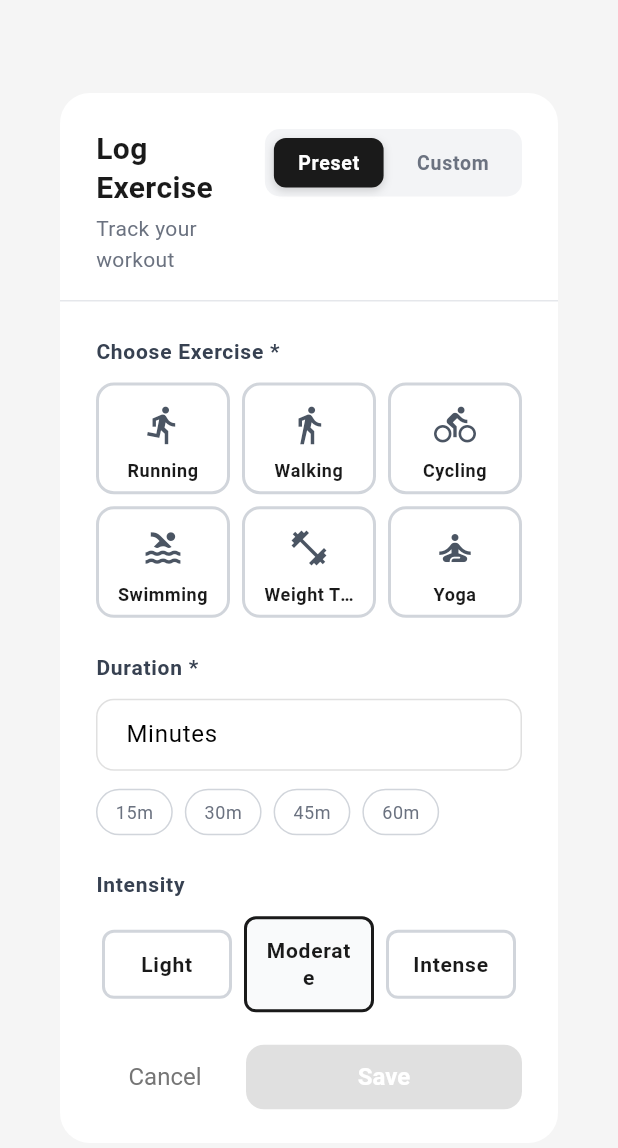
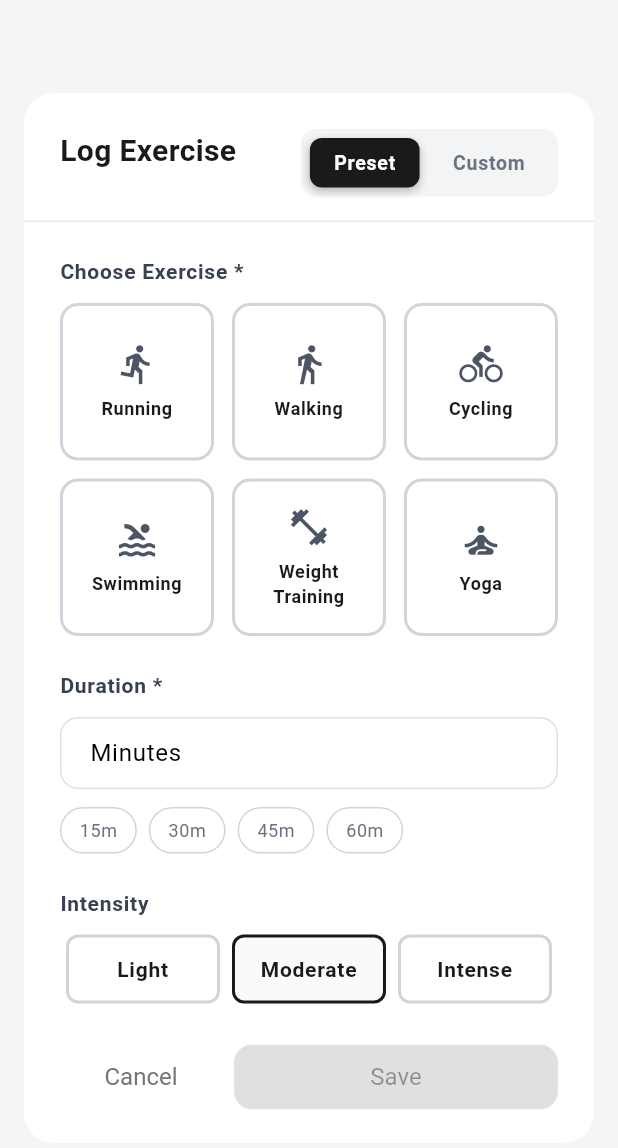
Before and after one commit to siho1117/food_cal, a Flutter app: the ExerciseEntryDialog widget shown alone on an empty page, opened directly with empty values, on a phone screen of 412 x 824 dp. Shown: the top 1148 px of the screen. Run offline on Flutter 3.47's test engine with Material 3 defaults, Android fonts, the phone set to English and light mode, and no system bars; our stand-ins replace camera, flutter_dotenv, flutter_image_compress, image_gallery_saver, image_picker, shared_preferences; accounts and stored records are empty.

Commit message:
Your commit message here

```diff
--- a/lib/widgets/progress/exercise_dialog_controller.dart
+++ b/lib/widgets/progress/exercise_dialog_controller.dart
@@ -1,156 +1,174 @@
-// lib/widgets/exercise/exercise_dialog_controller.dart
+// lib/widgets/progress/exercise_dialog_controller.dart
 import 'package:flutter/material.dart';
 import '../../providers/exercise_provider.dart';
 import '../../data/models/exercise_entry.dart';
+import '../../utils/calorie_estimator.dart';
 
+/// Controller for exercise entry dialog
+///
+/// Manages state, validation, and calorie estimation for logging exercises.
+/// Uses MET-based calculation for accurate calorie estimates.
 class ExerciseDialogController extends ChangeNotifier {
   final ExerciseProvider exerciseProvider;
   final ExerciseEntry? existingExercise;
-  final String? preselectedExercise;
 
-  // Controllers
+  // Input controllers
   final TextEditingController durationController = TextEditingController();
-  final TextEditingController notesController = TextEditingController();
 
-  // State variables
+  // State
   String? selectedExercise;
   String selectedIntensity = 'Moderate';
   int estimatedCalories = 0;
   bool isLoading = false;
 
-  // Simple exercise list
-  static const List<Map<String, String>> exercises = [
-    {'name': 'Running', 'icon': '🏃‍♂️'},
-    {'name': 'Walking', 'icon': '🚶'},
-    {'name': 'Cycling', 'icon': '🚴'},
-    {'name': 'Swimming', 'icon': '🏊'},
-    {'name': 'Weight Training', 'icon': '🏋️'},
-    {'name': 'Yoga', 'icon': '🧘'},
+  // Constants
+  static const List<String> exercises = [
+    'Running',
+    'Walking',
+    'Cycling',
+    'Swimming',
+    'Weight Training',
+    'Yoga',
   ];
 
-  static const List<String> intensityLevels = ['Light', 'Moderate', 'Intense'];
+  static const List<String> intensityLevels = [
+    'Light',
+    'Moderate',
+    'Intense',
+  ];
+
   static const List<int> durationPresets = [15, 30, 45, 60];
 
   ExerciseDialogController({
     required this.exerciseProvider,
     this.existingExercise,
-    this.preselectedExercise,
+    String? preselectedExercise,
   }) {
-    _initializeFields();
+    _initialize(preselectedExercise);
   }
 
   @override
   void dispose() {
     durationController.dispose();
-    notesController.dispose();
     super.dispose();
   }
 
-  void _initializeFields() {
+  /// Initialize fields from existing exercise or preselection
+  void _initialize(String? preselectedExercise) {
     if (existingExercise != null) {
-      final exercise = existingExercise!;
-      selectedExercise = exercise.name;
-      selectedIntensity = exercise.intensity;
-      durationController.text = exercise.duration.toString();
-      notesController.text = exercise.notes ?? '';
-      estimatedCalories = exercise.caloriesBurned;
+      selectedExercise = existingExercise!.name;
+      selectedIntensity = existingExercise!.intensity;
+      durationController.text = existingExercise!.duration.toString();
+      estimatedCalories = existingExercise!.caloriesBurned;
     } else if (preselectedExercise != null) {
       selectedExercise = preselectedExercise;
-      _calculateCalories();
+      _recalculate();
     }
   }
 
-  // Simple calorie calculation
-  void _calculateCalories() {
+  /// Recalculate calories using MET-based formula
+  void _recalculate() {
     final duration = int.tryParse(durationController.text) ?? 0;
+
     if (duration <= 0 || selectedExercise == null) {
       estimatedCalories = 0;
       notifyListeners();
       return;
     }
 
-    int baseCalories = 5; // Base calories per minute
-    if (selectedIntensity == 'Light') baseCalories = 4;
-    if (selectedIntensity == 'Moderate') baseCalories = 6;
-    if (selectedIntensity == 'Intense') baseCalories = 8;
+    estimatedCalories = CalorieEstimator.estimate(
+      exerciseName: selectedExercise!,
+      intensity: selectedIntensity,
+      minutes: duration,
+      userWeightKg: exerciseProvider.currentWeight,
+    );
 
-    estimatedCalories = baseCalories * duration;
     notifyListeners();
   }
 
-  // Event handlers
+  /// Update selected exercise
   void selectExercise(String exercise) {
     selectedExercise = exercise;
-    notifyListeners();
-    _calculateCalories();
+    _recalculate();
   }
 
+  /// Update intensity level
   void selectIntensity(String intensity) {
     selectedIntensity = intensity;
-    notifyListeners();
-    _calculateCalories();
+    _recalculate();
   }
 
+  /// Update duration from preset
   void selectDurationPreset(int minutes) {
     durationController.text = minutes.toString();
-    _calculateCalories();
+    _recalculate();
   }
 
+  /// Update duration from text input
   void onDurationChanged(String value) {
-    _calculateCalories();
+    _recalculate();
   }
 
-  // Validation
+  /// Validate duration input
   String? validateDuration(String? value) {
-    if (value == null || value.isEmpty) return 'Duration is required';
+    if (value == null || value.isEmpty) {
+      return 'Duration is required';
+    }
+
     final duration = int.tryParse(value);
-    if (duration == null || duration <= 0) return 'Duration must be positive';
-    if (duration > 1440) return 'Duration cannot exceed 24 hours';
+    if (duration == null || duration <= 0) {
+      return 'Duration must be positive';
+    }
+
+    if (duration > 1440) {
+      return 'Duration cannot exceed 24 hours';
+    }
+
     return null;
   }
 
-  bool get canSave {
-    return selectedExercise != null &&
+  /// Check if form can be saved
+  bool get canSave =>
+      selectedExercise != null &&
       selectedExercise!.isNotEmpty &&
       durationController.text.isNotEmpty;
-  }
 
-  // Save exercise
+  /// Save exercise to provider
   Future<String> saveExercise() async {
     if (!canSave) {
       return 'Please fill in all required fields';
     }
 
-    if (validateDuration(durationController.text) != null) {
-      return validateDuration(durationController.text)!;
-    }
+    final error = validateDuration(durationController.text);
+    if (error != null) return error;
 
     isLoading = true;
     notifyListeners();
 
     try {
       final duration = int.parse(durationController.text);
-      final notes = notesController.text.trim();
 
       if (existingExercise != null) {
-        final updatedExercise = existingExercise!.copyWith(
+        // Update existing
+        await exerciseProvider.updateExercise(
+          existingExercise!.copyWith(
             name: selectedExercise!,
             duration: duration,
             caloriesBurned: estimatedCalories,
             intensity: selectedIntensity,
-          notes: notes.isEmpty ? null : notes,
+          ),
         );
-        await exerciseProvider.updateExercise(updatedExercise);
       } else {
-        final newExercise = ExerciseEntry.create(
+        // Create new
+        await exerciseProvider.logExercise(
+          ExerciseEntry.create(
             name: selectedExercise!,
-          type: 'Cardio', // Simple default type
+            type: _inferType(selectedExercise!),
             duration: duration,
             caloriesBurned: estimatedCalories,
             intensity: selectedIntensity,
-          notes: notes.isEmpty ? null : notes,
+          ),
         );
-        await exerciseProvider.logExercise(newExercise);
       }
 
       isLoading = false;
@@ -163,12 +181,26 @@ class ExerciseDialogController extends ChangeNotifier {
     }
   }
 
-  // Getters
-  List<Map<String, String>> getExercises() => exercises;
+  /// Infer exercise type from name
+  String _inferType(String name) {
+    final lower = name.toLowerCase();
+    if (lower.contains('run') ||
+        lower.contains('walk') ||
+        lower.contains('cycl') ||
+        lower.contains('swim')) return 'Cardio';
+    if (lower.contains('weight') || lower.contains('strength')) return 'Strength';
+    if (lower.contains('yoga') || lower.contains('stretch')) return 'Flexibility';
+    return 'Other';
+  }
+
+  // Selection state checkers
+  bool isExerciseSelected(String exercise) => selectedExercise == exercise;
+  bool isIntensitySelected(String intensity) => selectedIntensity == intensity;
+  bool isDurationPresetSelected(int preset) =>
+      durationController.text == preset.toString();
+
+  // Getters for constants
+  List<String> getExercises() => exercises;
   List<String> getIntensityLevels() => intensityLevels;
   List<int> getDurationPresets() => durationPresets;
-
-  bool isExerciseSelected(String exercise) => selectedExercise == exercise;
-  bool isIntensitySelected(String intensity) => selectedIntensity == intensity;
-  bool isDurationPresetSelected(int preset) => durationController.text == preset.toString();
 }
--- a/lib/widgets/progress/exercise_entry_dialog.dart
+++ b/lib/widgets/progress/exercise_entry_dialog.dart
@@ -42,7 +42,6 @@ class _ExerciseEntryDialogState extends State<ExerciseEntryDialog> {
     );
     _controller.addListener(() => setState(() {}));
 
-    // Initialize manual calories if editing
     if (widget.existingExercise != null) {
       _manualCaloriesController.text = widget.existingExercise!.caloriesBurned.toString();
     }
@@ -67,7 +66,6 @@ class _ExerciseEntryDialogState extends State<ExerciseEntryDialog> {
 
   Future<void> _handleSave() async {
     if (_formKey.currentState?.validate() ?? false) {
-      // Override calories if manual mode is active
       if (_isManualCalories && _manualCaloriesController.text.isNotEmpty) {
         final manualCal = int.tryParse(_manualCaloriesController.text);
         if (manualCal != null && manualCal > 0) {
@@ -93,9 +91,12 @@ class _ExerciseEntryDialogState extends State<ExerciseEntryDialog> {
     return Dialog(
       shape: AppDialogTheme.shape,
       backgroundColor: AppDialogTheme.backgroundColor,
-      insetPadding: const EdgeInsets.symmetric(horizontal: 40, vertical: 24),
-      child: Container(
-        constraints: const BoxConstraints(maxWidth: 420, maxHeight: 700),
+      insetPadding: const EdgeInsets.symmetric(horizontal: 16, vertical: 24),
+      child: ConstrainedBox(
+        constraints: const BoxConstraints(
+          maxWidth: 700,
+          maxHeight: 700,
+        ),
         child: Column(
           mainAxisSize: MainAxisSize.min,
           children: [
@@ -123,36 +124,17 @@ class _ExerciseEntryDialogState extends State<ExerciseEntryDialog> {
           bottom: BorderSide(color: Color(0xFFE5E7EB), width: 1),
         ),
       ),
-      child: Column(
-        children: [
-          Row(
+      child: Row(
         crossAxisAlignment: CrossAxisAlignment.start,
         children: [
-              // Left: Title
+          // Title
           Expanded(
-                child: Column(
-                  crossAxisAlignment: CrossAxisAlignment.start,
-                  children: [
-                    Text(
+            child: Text(
               widget.existingExercise != null ? 'Edit Exercise' : 'Log Exercise',
-                      style: AppTypography.displaySmall.copyWith(
-                        fontSize: 20,
-                        fontWeight: FontWeight.w600,
-                        color: AppDialogTheme.titleColor,
+              style: AppDialogTheme.titleStyle,
             ),
           ),
-                    const SizedBox(height: 4),
-                    Text(
-                      'Track your workout',
-                      style: AppTypography.bodyMedium.copyWith(
-                        fontSize: 14,
-                        color: const Color(0xFF6B7280),
-                      ),
-                    ),
-                  ],
-                ),
-              ),
-              // Right: Tab Switcher
+          // Tab Switcher
           Container(
             padding: const EdgeInsets.all(6),
             decoration: BoxDecoration(
@@ -174,8 +156,6 @@ class _ExerciseEntryDialogState extends State<ExerciseEntryDialog> {
           ),
         ],
       ),
-        ],
-      ),
     );
   }
 
@@ -188,7 +168,7 @@ class _ExerciseEntryDialogState extends State<ExerciseEntryDialog> {
           color: isActive ? const Color(0xFF1A1A1A) : Colors.transparent,
           borderRadius: BorderRadius.circular(8),
           boxShadow: isActive
-              ? [BoxShadow(color: Colors.black.withValues(alpha: 0.15), blurRadius: 4, offset: const Offset(0, 2))]
+              ? [const BoxShadow(color: Colors.black26, blurRadius: 4, offset: Offset(0, 2))]
               : null,
         ),
         child: Text(
@@ -241,13 +221,12 @@ class _ExerciseEntryDialogState extends State<ExerciseEntryDialog> {
     );
   }
 
-  // Helper method for section labels (matching Food Dialog pattern)
   Widget _buildSectionLabel(String text, {bool required = false}) {
     return Text(
       required ? '$text *' : text,
       style: AppTypography.labelMedium.copyWith(
         fontSize: 14,
-        fontWeight: FontWeight.w700,  // Bold (was w600)
+        fontWeight: FontWeight.w700,
         color: const Color(0xFF374151),
       ),
     );
@@ -264,20 +243,19 @@ class _ExerciseEntryDialogState extends State<ExerciseEntryDialog> {
           physics: const NeverScrollableScrollPhysics(),
           gridDelegate: const SliverGridDelegateWithFixedCrossAxisCount(
             crossAxisCount: 3,
-            childAspectRatio: 1.2,
-            crossAxisSpacing: 8,
-            mainAxisSpacing: 8,
+            mainAxisExtent: 105,
+            crossAxisSpacing: 12,
+            mainAxisSpacing: 12,
           ),
           itemCount: _controller.getExercises().length,
           itemBuilder: (context, index) {
-            final exercise = _controller.getExercises()[index];
-            final exerciseName = exercise['name']!;
+            final exerciseName = _controller.getExercises()[index];
             final isSelected = _controller.isExerciseSelected(exerciseName);
 
             return GestureDetector(
               onTap: () => _controller.selectExercise(exerciseName),
               child: Container(
-                padding: const EdgeInsets.all(12),
+                padding: const EdgeInsets.symmetric(horizontal: 8, vertical: 10),
                 decoration: BoxDecoration(
                   border: Border.all(
                     color: isSelected ? const Color(0xFF1A1A1A) : const Color(0xFFD1D5DB),
@@ -288,14 +266,16 @@ class _ExerciseEntryDialogState extends State<ExerciseEntryDialog> {
                 ),
                 child: Column(
                   mainAxisAlignment: MainAxisAlignment.center,
+                  mainAxisSize: MainAxisSize.min,
                   children: [
                     Icon(
                       _getExerciseIcon(exerciseName),
-                      size: 28,
+                      size: 29,
                       color: const Color(0xFF4B5563),
                     ),
-                    const SizedBox(height: 8),
-                    Text(
+                    const SizedBox(height: 6),
+                    Flexible(
+                      child: Text(
                         exerciseName,
                         style: AppTypography.bodySmall.copyWith(
                           fontSize: 12,
@@ -303,8 +283,9 @@ class _ExerciseEntryDialogState extends State<ExerciseEntryDialog> {
                           color: const Color(0xFF1A1A1A),
                         ),
                         textAlign: TextAlign.center,
-                      maxLines: 1,
+                        maxLines: 2,
                         overflow: TextOverflow.ellipsis,
+                      ),
                     ),
                   ],
                 ),
@@ -611,13 +592,7 @@ class _ExerciseEntryDialogState extends State<ExerciseEntryDialog> {
                         strokeWidth: 2,
                       ),
                     )
-                  : const Text(
-                      'Save',
-                      style: TextStyle(
-                        color: Colors.white,
-                        fontWeight: FontWeight.w600,
-                      ),
-                    ),
+                  : const Text('Save'),
             ),
           ),
         ],
```
Also changed, not shown: lib/utils/calorie_estimator.dart (added, +118 -0 lines). Lines whose indentation alone changed are shown as unchanged.
